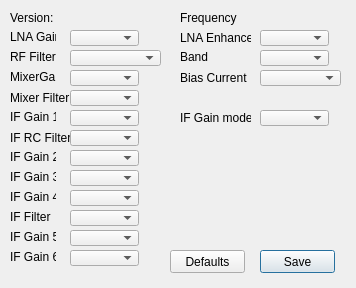
The window that funcubeoptions.ui (oldscienceguy/PebbleSDR) describes before a commit, drawn with Qt 5.
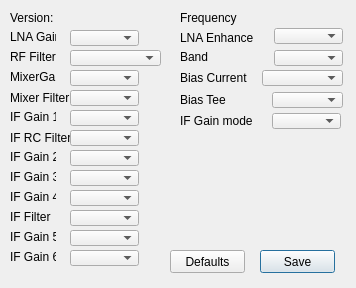
The same window after the commit.

Commit message: Updated support for FunCube+ settings and options.  Should be consistent with QtHID now.

```diff
--- a/funcubeoptions.ui
+++ b/funcubeoptions.ui
@@ -187,7 +187,7 @@
     <rect>
      <x>180</x>
      <y>30</y>
-     <width>71</width>
+     <width>88</width>
      <height>16</height>
     </rect>
    </property>
@@ -213,7 +213,7 @@
     <rect>
      <x>180</x>
      <y>70</y>
-     <width>71</width>
+     <width>83</width>
      <height>16</height>
     </rect>
    </property>
@@ -225,8 +225,8 @@
    <property name="geometry">
     <rect>
      <x>180</x>
-     <y>110</y>
-     <width>71</width>
+     <y>113</y>
+     <width>84</width>
      <height>16</height>
     </rect>
    </property>
@@ -375,8 +375,8 @@
   <widget class="QComboBox" name="LNAEnhance">
    <property name="geometry">
     <rect>
-     <x>260</x>
-     <y>30</y>
+     <x>274</x>
+     <y>28</y>
      <width>69</width>
      <height>16</height>
     </rect>
@@ -385,7 +385,7 @@
   <widget class="QComboBox" name="Band">
    <property name="geometry">
     <rect>
-     <x>260</x>
+     <x>274</x>
      <y>50</y>
      <width>69</width>
      <height>16</height>
@@ -395,7 +395,7 @@
   <widget class="QComboBox" name="BiasCurrent">
    <property name="geometry">
     <rect>
-     <x>260</x>
+     <x>262</x>
      <y>70</y>
      <width>81</width>
      <height>16</height>
@@ -405,8 +405,8 @@
   <widget class="QComboBox" name="IFGainMode">
    <property name="geometry">
     <rect>
-     <x>260</x>
-     <y>110</y>
+     <x>272</x>
+     <y>113</y>
      <width>69</width>
      <height>16</height>
     </rect>
@@ -438,6 +438,29 @@
     <string>Defaults</string>
    </property>
   </widget>
+  <widget class="QComboBox" name="BiasTee">
+   <property name="geometry">
+    <rect>
+     <x>272</x>
+     <y>92</y>
+     <width>71</width>
+     <height>16</height>
+    </rect>
+   </property>
+  </widget>
+  <widget class="QLabel" name="label_17">
+   <property name="geometry">
+    <rect>
+     <x>180</x>
+     <y>92</y>
+     <width>71</width>
+     <height>16</height>
+    </rect>
+   </property>
+   <property name="text">
+    <string>Bias Tee</string>
+   </property>
+  </widget>
  </widget>
  <resources/>
  <connections/>
```
The commit also changes 2 other files.
